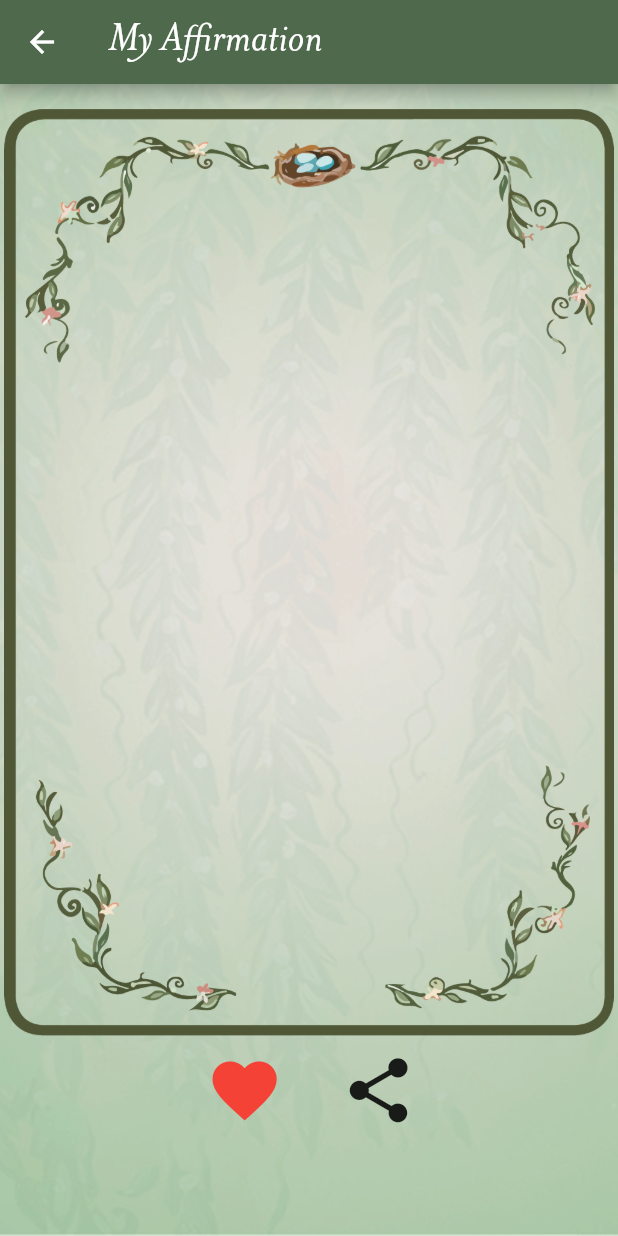
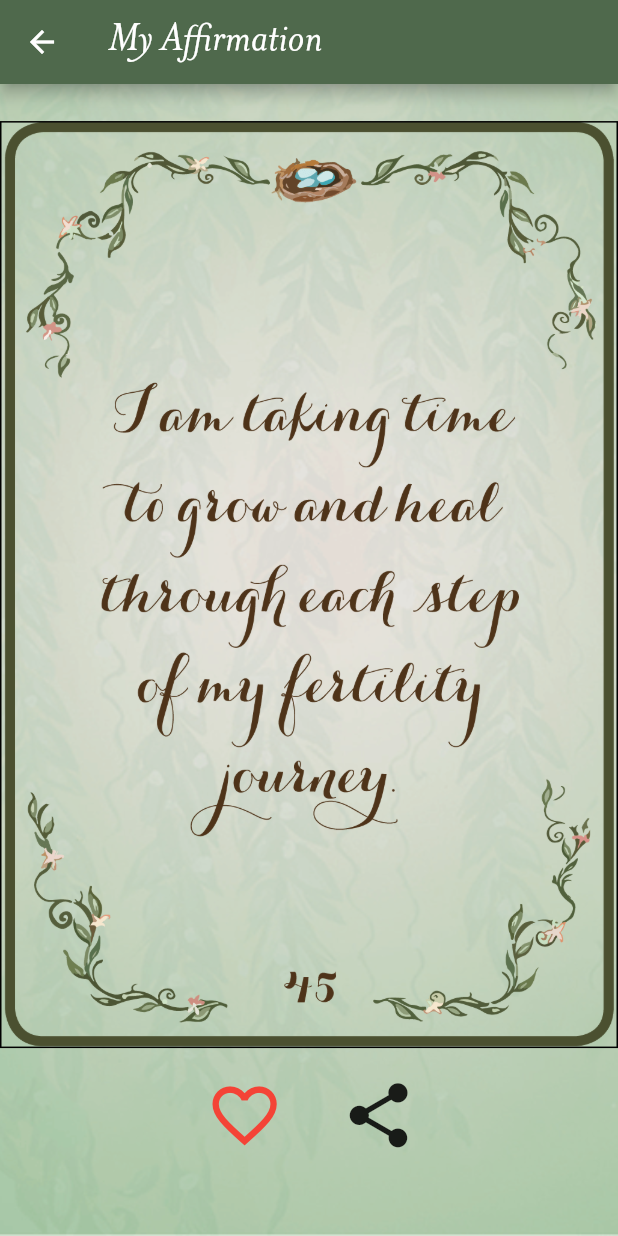
Before and after one commit to CIE-media-team/fertileaffirmations-flutter, a Flutter app: the MyCardRandom screen opened directly, on a phone screen of 412 x 824 dp. Run offline on Flutter 3.47's test engine with Material 2 defaults, Android fonts, the phone set to English and light mode, and no system bars; drawn by our look-alikes of flip_card; our stand-ins replace auto_size_text, dots_indicator, flutter_local_notifications, fluttertoast, package_info, share and 1 more; accounts and stored records are empty.

Commit message:
fixed ratios of card screens

```diff
--- a/lib/card-class.dart
+++ b/lib/card-class.dart
@@ -116,8 +116,8 @@ static CardClass getRandomCard(){
   final rng = new Random();
   CardClass c= cards[rng.nextInt(cards.length-1)];
   // debugPrint(c.toString());
-  //return c;
-  return cards[56];
+  return c;
+  // return cards[56];
 
 
   }
--- a/lib/card-screen-random.dart
+++ b/lib/card-screen-random.dart
@@ -72,11 +72,15 @@ class _MyCard extends State<MyCardRandom> {
 
                 Stack(children: <Widget>[
                   FlipCard(
+
                       key: cardKey,
                       back: Container(
-                          margin: EdgeInsets.only(top: MediaQuery.of(context).size.height / 50),
+                         margin: EdgeInsets.only(
+                                  top:  MediaQuery.of(context).size.height / 50),
                           height: (MediaQuery.of(context).size.height / 4) * 3,
                           decoration: BoxDecoration(
+                                                        border: Border.all(),
+
                               image: DecorationImage(
                             //image: AssetImage('assets/images/cardBlanknew.png'),
                             image: AssetImage(getCard().getImage()),
@@ -91,13 +95,12 @@ class _MyCard extends State<MyCardRandom> {
                                  visible: !getCard().getIsDefault(),
                                 child: Container(
                               // decoration: BoxDecoration(border: Border.all(color: Colors.black)),
-                              width: ((MediaQuery.of(context).size.height / 4) *
-                                      3),
-                              height:
-                                  ((MediaQuery.of(context).size.height / 4) *
-                                          3) /
-                                      3 *
-                                      2.4,
+                              width: ((MediaQuery.of(context)
+                                                          .size
+                                                          .height *.35)),
+                                                  height: ((MediaQuery.of(context).size.height * .75) /
+                                                      3 *
+                                                      1.75),
                               child: Align(
                                   alignment: Alignment.center,
 
@@ -149,10 +152,12 @@ class _MyCard extends State<MyCardRandom> {
 
                       ),
                       front: Container(
-                          height: (MediaQuery.of(context).size.height / 4) * 3,
+                          margin: EdgeInsets.all(
+                                 MediaQuery.of(context).size.height / 50),
+height: (MediaQuery.of(context).size.height / 4) * 3,
                           decoration: BoxDecoration(
                             image: DecorationImage(
-                                fit: BoxFit.fitHeight,
+                              fit: BoxFit.contain,
                                 image: AssetImage(
                                     CardClass.getPreferenceImagePath())),
                           )))
```
Also changed, not shown: lib/card-screen.dart (+11 -10 lines), lib/collection-screen.dart (+4 -4 lines).
